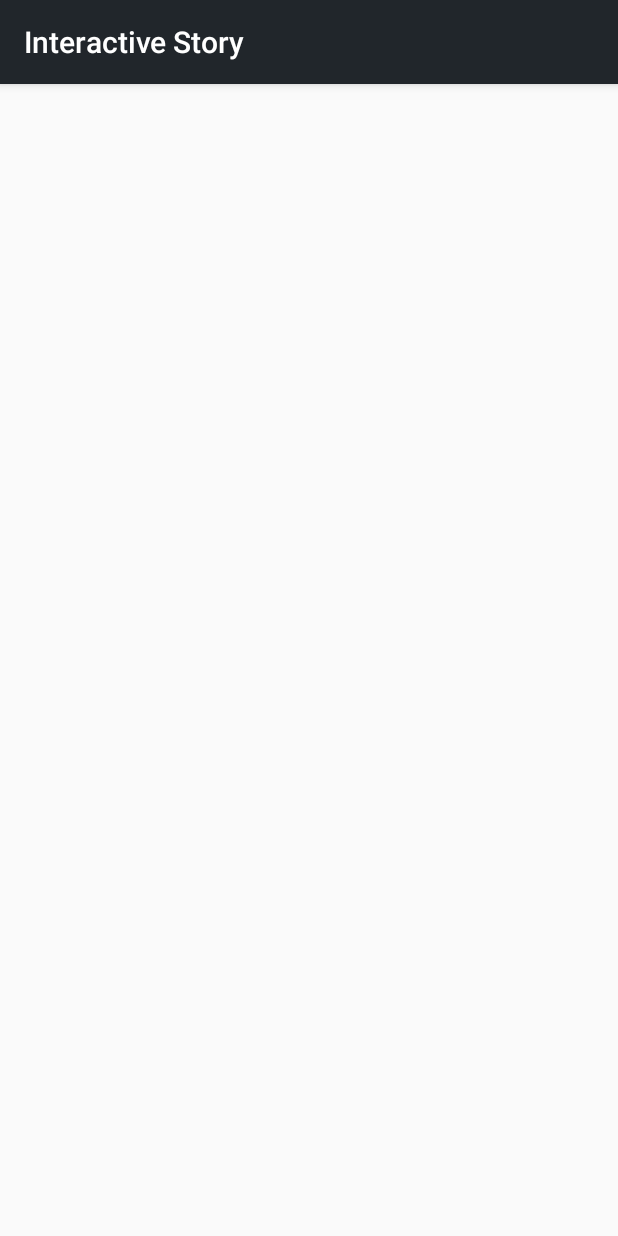
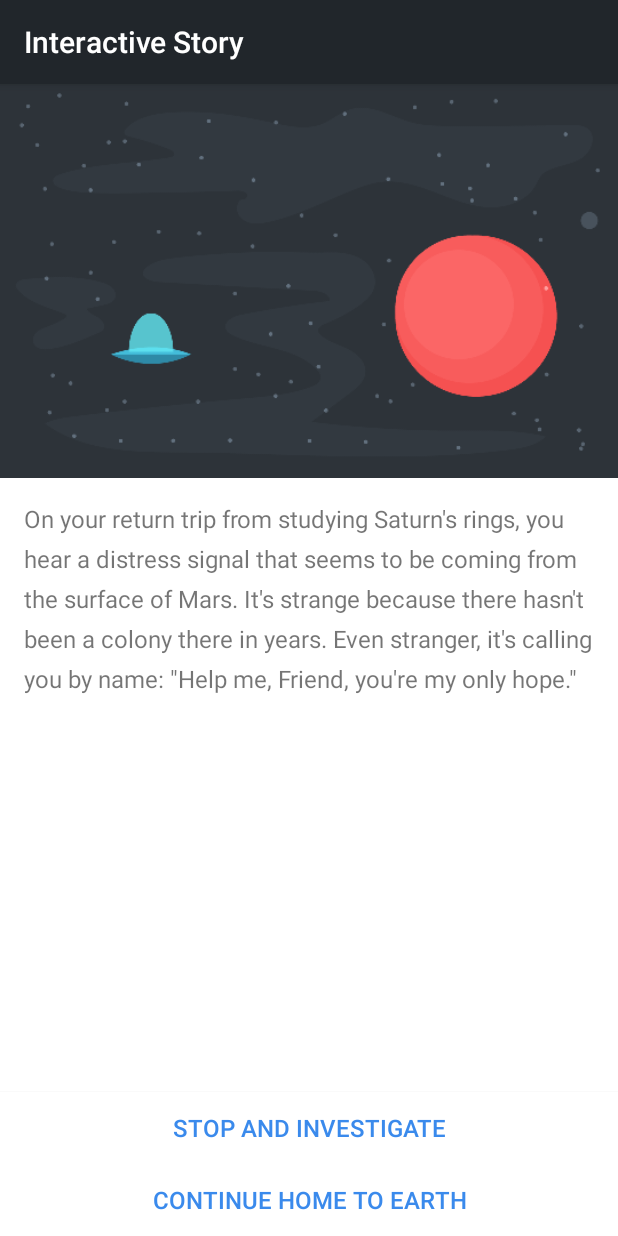
Before and after one commit to chathurabuddi/InteractiveStory, an Android app: the StoryActivity screen opened directly, with no data from a screen before it, on a phone screen of 412 x 824 dp. Run offline under Robolectric (Android 15) with nearby library versions, the phone set to English and light mode, and no system bars.

Commit message:
UI improvemnts

```diff
--- a/app/src/main/java/lk/chathurabuddi/interactivestory/model/Choice.java
+++ b/app/src/main/java/lk/chathurabuddi/interactivestory/model/Choice.java
@@ -1,6 +1,6 @@
 package lk.chathurabuddi.interactivestory.model;
 
-class Choice {
+public class Choice {
     private int textId;
     private int nextPage;
 
--- a/app/src/main/java/lk/chathurabuddi/interactivestory/model/Story.java
+++ b/app/src/main/java/lk/chathurabuddi/interactivestory/model/Story.java
@@ -7,6 +7,11 @@ public class Story {
 
     public Story() {
         this.pages = new Page[7];
+
+        pages[0] = new Page(R.drawable.page0,
+                R.string.page0,
+                new Choice(R.string.page0_choice1, 1),
+                new Choice(R.string.page0_choice2, 2));
 
         pages[1] = new Page(R.drawable.page1,
                 R.string.page1,
@@ -33,4 +38,11 @@ public class Story {
         pages[6] = new Page(R.drawable.page6, R.string.page6);
 
     }
+
+    public Page getPage(int pageNumber) {
+        if(pageNumber >= pages.length){
+            pageNumber = 0;
+        }
+        return pages[pageNumber];
+    }
 }
--- a/app/src/main/java/lk/chathurabuddi/interactivestory/ui/StoryActivity.java
+++ b/app/src/main/java/lk/chathurabuddi/interactivestory/ui/StoryActivity.java
@@ -1,27 +1,58 @@
 package lk.chathurabuddi.interactivestory.ui;
 
 import android.content.Intent;
+import android.graphics.drawable.Drawable;
+import android.os.Bundle;
+import android.support.v4.content.ContextCompat;
 import android.support.v7.app.AppCompatActivity;
-import android.os.Bundle;
-import android.widget.Toast;
+import android.widget.Button;
+import android.widget.ImageView;
+import android.widget.TextView;
 
 import lk.chathurabuddi.interactivestory.R;
 import lk.chathurabuddi.interactivestory.model.Page;
+import lk.chathurabuddi.interactivestory.model.Story;
 
 public class StoryActivity extends AppCompatActivity {
 
     private Page[] pages;
+    private Story story;
+    private String name;
+    private ImageView storyImageView;
+    private TextView storyTextView;
+    private Button choice1Button;
+    private Button choice2Button;
 
     @Override
     protected void onCreate(Bundle savedInstanceState) {
         super.onCreate(savedInstanceState);
         setContentView(R.layout.activity_story);
+        storyImageView = (ImageView) findViewById(R.id.storyImageView);
+        storyTextView = (TextView) findViewById(R.id.storyTextView);
+        choice1Button = (Button) findViewById(R.id.choice1Button);
+        choice2Button = (Button) findViewById(R.id.choice2Button);
 
         Intent intent = getIntent();
-        String name = intent.getStringExtra(getString(R.string.key_name));
+        name = intent.getStringExtra(getString(R.string.key_name));
         if(name==null || name.isEmpty()){
             name = "Friend";
         }
-        Toast.makeText(this, name, Toast.LENGTH_SHORT).show();
+
+        story = new Story();
+        loadPage(0);
+    }
+
+    private void loadPage(int pageNumber) {
+        Page page = story.getPage(pageNumber);
+
+        Drawable image = ContextCompat.getDrawable(this, page.getImageId());
+        storyImageView.setImageDrawable(image);
+
+        String pageText = getString(page.getTextId());
+        pageText = String.format(pageText, name);
+        storyTextView.setText(pageText);
+
+        choice1Button.setText(page.getChoice1().getTextId());
+        choice2Button.setText(page.getChoice2().getTextId());
     }
 }
--- a/app/src/main/res/layout/activity_main.xml
+++ b/app/src/main/res/layout/activity_main.xml
@@ -22,10 +22,13 @@
         android:id="@+id/startButton"
         android:layout_width="0dp"
         android:layout_height="wrap_content"
+        android:background="@android:color/white"
         android:text="@string/start_your_adventure"
+        android:textColor="#3A8AEC"
+        android:textSize="16sp"
         app:layout_constraintBottom_toBottomOf="parent"
-        app:layout_constraintStart_toStartOf="parent"
-        app:layout_constraintEnd_toEndOf="parent" />
+        app:layout_constraintEnd_toEndOf="parent"
+        app:layout_constraintStart_toStartOf="parent" />
 
     <EditText
         android:id="@+id/nameEditText"
--- a/app/src/main/res/layout/activity_story.xml
+++ b/app/src/main/res/layout/activity_story.xml
@@ -6,30 +6,65 @@
     android:layout_height="match_parent"
     tools:context="lk.chathurabuddi.interactivestory.ui.StoryActivity">
 
-    <ImageView
-        android:id="@+id/imageView"
+    <Button
+        android:id="@+id/choice2Button"
         android:layout_width="0dp"
         android:layout_height="wrap_content"
-        android:adjustViewBounds="true"
-        android:scaleType="fitXY"
+        android:background="@android:color/white"
+        android:textColor="#3A8AEC"
+        android:textSize="16sp"
+        app:layout_constraintBottom_toBottomOf="parent"
         app:layout_constraintEnd_toEndOf="parent"
         app:layout_constraintStart_toStartOf="parent"
-        app:layout_constraintTop_toTopOf="parent"
-        tools:src="@drawable/page0" />
+        tools:text="@string/page0_choice2" />
 
-    <TextView
-        android:id="@+id/textView"
+    <Button
+        android:id="@+id/choice1Button"
         android:layout_width="0dp"
         android:layout_height="wrap_content"
-        android:layout_marginEnd="16dp"
-        android:layout_marginLeft="16dp"
-        android:layout_marginRight="16dp"
-        android:layout_marginStart="16dp"
-        android:layout_marginTop="16dp"
-        android:lineSpacingExtra="8sp"
-        tools:text="@string/page0"
+        android:background="@android:color/white"
+        android:textColor="#3A8AEC"
         android:textSize="16sp"
+        app:layout_constraintBottom_toTopOf="@+id/choice2Button"
         app:layout_constraintEnd_toEndOf="parent"
         app:layout_constraintStart_toStartOf="parent"
-        app:layout_constraintTop_toBottomOf="@+id/imageView" />
+        tools:text="@string/page0_choice1" />
+
+    <ScrollView
+        android:layout_width="0dp"
+        android:layout_height="0dp"
+        android:background="@android:color/white"
+        app:layout_constraintBottom_toTopOf="@+id/choice1Button"
+        app:layout_constraintEnd_toEndOf="parent"
+        app:layout_constraintStart_toStartOf="parent"
+        app:layout_constraintTop_toTopOf="parent">
+
+        <LinearLayout
+            android:layout_width="match_parent"
+            android:layout_height="wrap_content"
+            android:orientation="vertical">
+
+            <ImageView
+                android:id="@+id/storyImageView"
+                android:layout_width="match_parent"
+                android:layout_height="wrap_content"
+                android:adjustViewBounds="true"
+                android:scaleType="fitXY"
+                tools:src="@drawable/page0"
+                android:contentDescription="@string/story_image_content_description" />
+
+            <TextView
+                android:id="@+id/storyTextView"
+                android:layout_width="match_parent"
+                android:layout_height="wrap_content"
+                android:layout_marginEnd="16dp"
+                android:layout_marginLeft="16dp"
+                android:layout_marginRight="16dp"
+                android:layout_marginStart="16dp"
+                android:layout_marginTop="16dp"
+                android:lineSpacingExtra="8sp"
+                android:textSize="16sp"
+                tools:text="@string/page0" />
+        </LinearLayout>
+    </ScrollView>
 </android.support.constraint.ConstraintLayout>
--- a/app/src/main/res/values/strings.xml
+++ b/app/src/main/res/values/strings.xml
@@ -28,4 +28,5 @@
     <string name="page5">After a long walk slightly uphill, you end up at the top of a small crater. You look around, and are overjoyed to see your favorite android, %1$s-S1124. It had been lost on a previous mission to Mars! You take it back to your ship and fly back to Earth.</string>
 
     <string name="page6">You arrive home on Earth. While your mission was a success, you forever wonder what was sending that signal. Perhaps a future mission will be able to investigate…</string>
+    <string name="story_image_content_description">Story Image Description</string>
 </resources>
```
